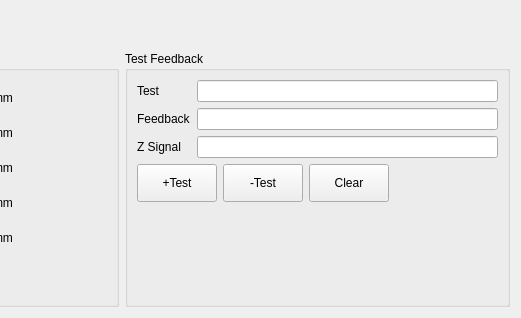
This is hcsettings/icmachinestructpage.ui in GaussCheng/2-5AxisPunch as Qt 5 draws it before an edit; both pictures show x 277 to 798 and y 0 to 318 of the 798 by 318 pixel window. The edited form follows.
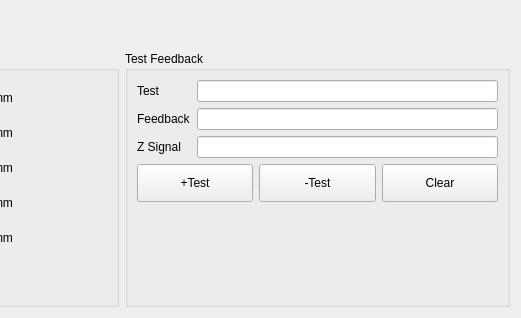
This is the edited form. Custom widgets are drawn as their Qt base class.

Commit message: 1.添加按钮checked状态样式 2.监视页面按钮加高

What changed in the file:
```diff
--- a/hcsettings/icmachinestructpage.ui
+++ b/hcsettings/icmachinestructpage.ui
@@ -395,12 +395,6 @@
                 <height>38</height>
                </size>
               </property>
-              <property name="maximumSize">
-               <size>
-                <width>80</width>
-                <height>38</height>
-               </size>
-              </property>
               <property name="text">
                <string>+Test</string>
               </property>
@@ -420,12 +414,6 @@
                 <height>38</height>
                </size>
               </property>
-              <property name="maximumSize">
-               <size>
-                <width>80</width>
-                <height>38</height>
-               </size>
-              </property>
               <property name="text">
                <string>-Test</string>
               </property>
@@ -445,12 +433,6 @@
                 <height>38</height>
                </size>
               </property>
-              <property name="maximumSize">
-               <size>
-                <width>80</width>
-                <height>38</height>
-               </size>
-              </property>
               <property name="text">
                <string>Clear</string>
               </property>
@@ -468,17 +450,17 @@
   </layout>
  </widget>
  <customwidgets>
-  <customwidget>
-   <class>ICLineEditWithVirtualNumericKeypad</class>
-   <extends>QLineEdit</extends>
-   <header>iclineeditwithvirtualnumerickeypad.h</header>
-  </customwidget>
   <customwidget>
    <class>ICPageTab</class>
    <extends>QWidget</extends>
    <header>icpagetab.h</header>
    <container>1</container>
   </customwidget>
+  <customwidget>
+   <class>ICLineEditWithVirtualNumericKeypad</class>
+   <extends>QLineEdit</extends>
+   <header>iclineeditwithvirtualnumerickeypad.h</header>
+  </customwidget>
  </customwidgets>
  <resources/>
  <connections/>
```
Left out of the diff: 28 changed lines with no effect on the pictures. The commit also changes 4 other files.
